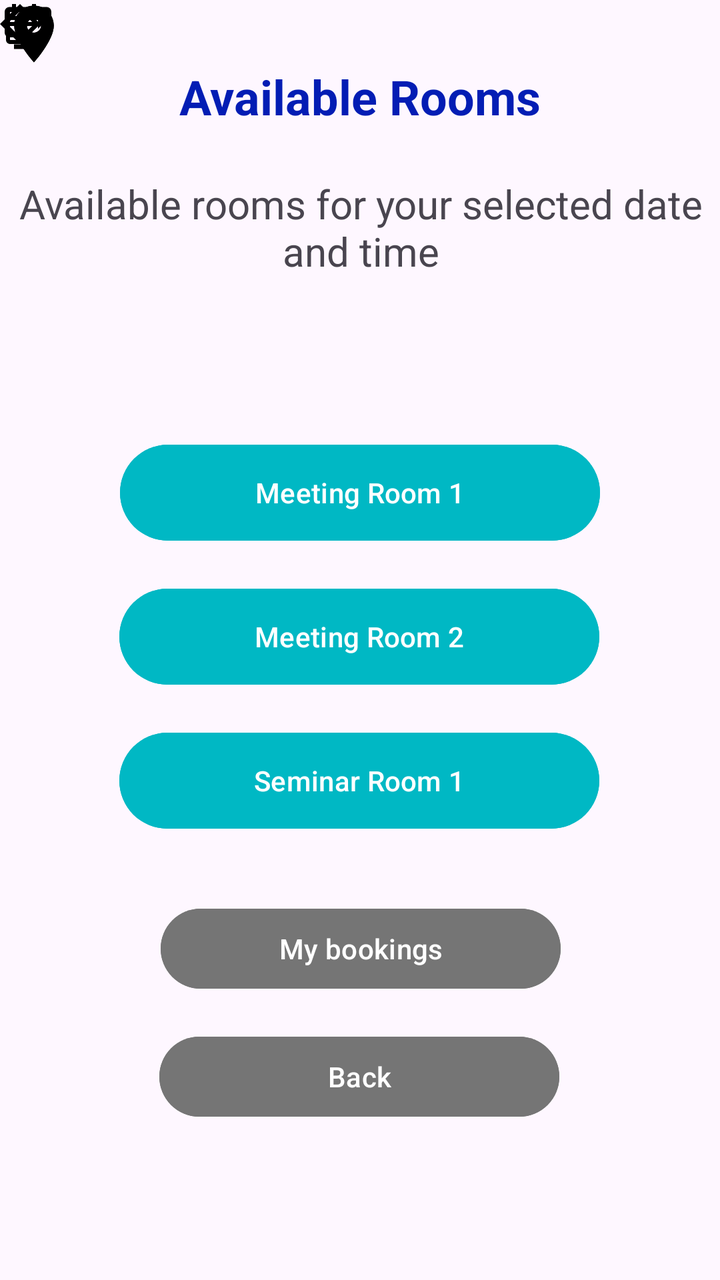
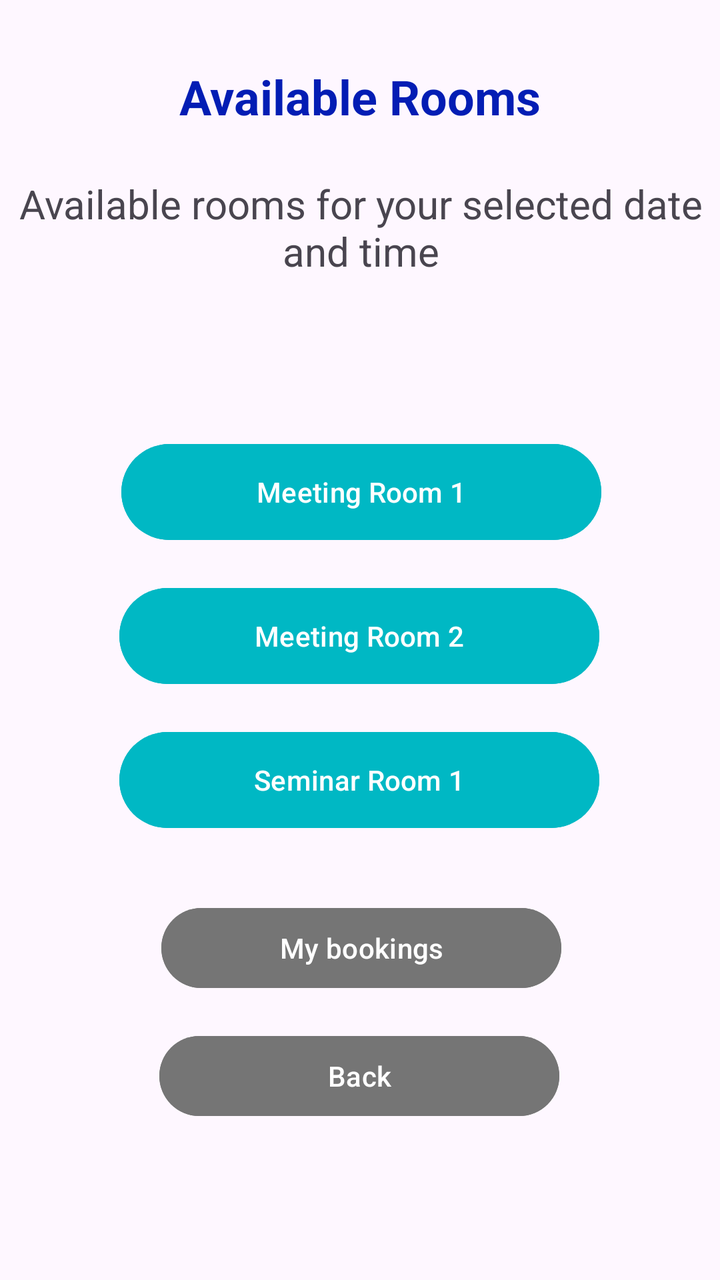

Two renders of the same Android screen: before a commit and after it. Below are the layout's source before the change and the commit's diff.
<!-- AndroidManifest.xml: application theme Theme.OfficeSpaceBooking -->
<!-- res/layout/activity_available_rooms.xml -->
<?xml version="1.0" encoding="utf-8"?>
<androidx.constraintlayout.widget.ConstraintLayout xmlns:android="http://schemas.android.com/apk/res/android"
    xmlns:app="http://schemas.android.com/apk/res-auto"
    xmlns:tools="http://schemas.android.com/tools"
    android:id="@+id/main"
    android:layout_width="match_parent"
    android:layout_height="match_parent"
    tools:context=".AvailableRoomsActivity">

    <TextView
        android:id="@+id/txtAvailableRooms"
        android:layout_width="wrap_content"
        android:layout_height="wrap_content"
        android:layout_marginTop="32dp"
        android:text="Available Rooms"
        android:textColor="#031DB4"
        android:textSize="24sp"
        android:textStyle="bold"
        app:layout_constraintEnd_toEndOf="parent"
        app:layout_constraintStart_toStartOf="parent"
        app:layout_constraintTop_toTopOf="parent" />

    <TextView
        android:id="@+id/txtAvailabilityInfo"
        android:layout_width="369dp"
        android:layout_height="98dp"
        android:layout_marginTop="24dp"
        android:text="Available rooms for your selected date and time"
        android:textAlignment="center"
        android:textSize="20sp"
        app:layout_constraintEnd_toEndOf="parent"
        app:layout_constraintStart_toStartOf="parent"
        app:layout_constraintTop_toBottomOf="@+id/txtAvailableRooms" />

    <Button
        android:id="@+id/btnMeetingRoom1"
        android:layout_width="240dp"
        android:layout_height="56dp"
        android:layout_marginTop="32dp"
        android:backgroundTint="#00B8C4"
        android:text="Meeting Room 1"
        app:layout_constraintEnd_toEndOf="parent"
        app:layout_constraintStart_toStartOf="parent"
        app:layout_constraintTop_toBottomOf="@+id/txtAvailabilityInfo" />

    <Button
        android:id="@+id/btnMeetingRoom2"
        android:layout_width="240dp"
        android:layout_height="56dp"
        android:layout_marginTop="16dp"
        android:backgroundTint="#00B8C4"
        android:text="Meeting Room 2"
        app:layout_constraintEnd_toEndOf="parent"
        app:layout_constraintHorizontal_bias="0.497"
        app:layout_constraintStart_toStartOf="parent"
        app:layout_constraintTop_toBottomOf="@+id/btnMeetingRoom1" />

    <Button
        android:id="@+id/btnSeminarRoom1"
        android:layout_width="240dp"
        android:layout_height="56dp"
        android:layout_marginTop="16dp"
        android:backgroundTint="#00B8C4"
        android:text="Seminar Room 1"
        app:layout_constraintEnd_toEndOf="parent"
        app:layout_constraintHorizontal_bias="0.497"
        app:layout_constraintStart_toStartOf="parent"
        app:layout_constraintTop_toBottomOf="@+id/btnMeetingRoom2" />

    <Button
        android:id="@+id/btnMyBookings"
        android:layout_width="200dp"
        android:layout_height="48dp"
        android:layout_marginTop="32dp"
        android:backgroundTint="#757575"
        android:text="My bookings"
        app:layout_constraintEnd_toEndOf="parent"
        app:layout_constraintHorizontal_bias="0.502"
        app:layout_constraintStart_toStartOf="parent"
        app:layout_constraintTop_toBottomOf="@+id/btnSeminarRoom1" />

    <Button
        android:id="@+id/btnBack"
        android:layout_width="200dp"
        android:layout_height="48dp"
        android:layout_marginTop="16dp"
        android:backgroundTint="#757575"
        android:text="Back"
        app:layout_constraintEnd_toEndOf="parent"
        app:layout_constraintHorizontal_bias="0.497"
        app:layout_constraintStart_toStartOf="parent"
        app:layout_constraintTop_toBottomOf="@+id/btnMyBookings" />

    <ImageView
        android:id="@+id/imageView3"
        android:layout_width="34dp"
        android:layout_height="34dp"
        app:srcCompat="@drawable/room"
        tools:layout_editor_absoluteX="105dp"
        tools:layout_editor_absoluteY="228dp" />

    <ImageView
        android:id="@+id/imageView4"
        android:layout_width="34dp"
        android:layout_height="34dp"
        app:srcCompat="@drawable/room"
        tools:layout_editor_absoluteX="105dp"
        tools:layout_editor_absoluteY="300dp" />

    <ImageView
        android:id="@+id/imageView6"
        android:layout_width="wrap_content"
        android:layout_height="wrap_content"
        app:srcCompat="@drawable/baseline_arrow_forward_24"
        tools:layout_editor_absoluteX="259dp"
        tools:layout_editor_absoluteY="238dp" />

    <ImageView
        android:id="@+id/imageView7"
        android:layout_width="wrap_content"
        android:layout_height="wrap_content"
        app:srcCompat="@drawable/baseline_arrow_forward_24"
        tools:layout_editor_absoluteX="259dp"
        tools:layout_editor_absoluteY="310dp" />

    <ImageView
        android:id="@+id/imageView8"
        android:layout_width="wrap_content"
        android:layout_height="wrap_content"
        app:srcCompat="@drawable/baseline_arrow_forward_24"
        tools:layout_editor_absoluteX="259dp"
        tools:layout_editor_absoluteY="383dp" />

    <ImageView
        android:id="@+id/imageView25"
        android:layout_width="wrap_content"
        android:layout_height="wrap_content"
        app:srcCompat="@drawable/mybookings"
        tools:layout_editor_absoluteX="124dp"
        tools:layout_editor_absoluteY="461dp" />

    <ImageView
        android:id="@+id/imageView26"
        android:layout_width="wrap_content"
        android:layout_height="wrap_content"
        android:tint="#000000"
        app:srcCompat="@drawable/outline_arrow_back_ios_24"
        tools:layout_editor_absoluteX="124dp"
        tools:layout_editor_absoluteY="524dp" />

    <ImageView
        android:id="@+id/imageView5"
        android:layout_width="28dp"
        android:layout_height="28dp"
        android:tint="#000000"
        app:srcCompat="@drawable/jamboard_kiosk_24dp_ffffff_fill0_wght400_grad0_opsz24"
        tools:layout_editor_absoluteX="105dp"
        tools:layout_editor_absoluteY="379dp" />

</androidx.constraintlayout.widget.ConstraintLayout>
<!-- resources referenced by this layout -->
<resources>
  <!-- drawable baseline_arrow_forward_24 (drawable) -->
  <vector xmlns:android="http://schemas.android.com/apk/res/android" android:autoMirrored="true" android:height="24dp" android:tint="#000000" android:viewportHeight="24" android:viewportWidth="24" android:width="24dp">
        
      <path android:fillColor="@android:color/white" android:pathData="M12,4l-1.41,1.41L16.17,11H4v2h12.17l-5.58,5.59L12,20l8,-8z"/>
      
  </vector>
  <!-- drawable jamboard_kiosk_24dp_ffffff_fill0_wght400_grad0_opsz24 (drawable) -->
  <vector xmlns:android="http://schemas.android.com/apk/res/android"
      android:width="24dp"
      android:height="24dp"
      android:viewportWidth="24"
      android:viewportHeight="24">
    <path
        android:pathData="M6,21L6,19h5L11,16L4,16q-0.82,0 -1.41,-0.59T2,14L2,5Q2,4.17 2.59,3.59T4,3L20,3q0.83,0 1.41,0.59T22,5v9q0,0.82 -0.59,1.41T20,16L13,16v3h5v2L6,21ZM4,14L20,14L20,5L4,5v9ZM4,14L4,5v9Z"
        android:fillColor="#ffffff"/>
  </vector>
  <!-- drawable mybookings (drawable) -->
  <vector xmlns:android="http://schemas.android.com/apk/res/android" android:height="24dp" android:tint="#000000" android:viewportHeight="960" android:viewportWidth="960" android:width="24dp">
        
      <path android:fillColor="@android:color/white" android:pathData="M200,880Q167,880 143.5,856.5Q120,833 120,800L120,240Q120,207 143.5,183.5Q167,160 200,160L240,160L240,80L320,80L320,160L640,160L640,80L720,80L720,160L760,160Q793,160 816.5,183.5Q840,207 840,240L840,495L760,575L760,400L200,400L200,800Q200,800 200,800Q200,800 200,800L448,800L528,880L200,880ZM200,320L760,320L760,240Q760,240 760,240Q760,240 760,240L200,240Q200,240 200,240Q200,240 200,240L200,320ZM200,320L200,240Q200,240 200,240Q200,240 200,240L200,240Q200,240 200,240Q200,240 200,240L200,320ZM662,900L520,758L576,702L661,787L831,617L887,674L662,900Z"/>
      
  </vector>
  <!-- drawable outline_arrow_back_ios_24 (drawable) -->
  <vector xmlns:android="http://schemas.android.com/apk/res/android" android:autoMirrored="true" android:height="24dp" android:tint="#FFFFFF" android:viewportHeight="960" android:viewportWidth="960" android:width="24dp">
        
      <path android:fillColor="@android:color/white" android:pathData="M400,880L0,480L400,80L471,151L142,480L471,809L400,880Z"/>
      
  </vector>
  <!-- drawable room (drawable) -->
  <vector xmlns:android="http://schemas.android.com/apk/res/android" android:height="240dp" android:tint="#000000" android:viewportHeight="24" android:viewportWidth="24" android:width="240dp">
        
      <path android:fillColor="@android:color/white" android:pathData="M12,2C8.13,2 5,5.13 5,9c0,5.25 7,13 7,13s7,-7.75 7,-13c0,-3.87 -3.13,-7 -7,-7zM12,11.5c-1.38,0 -2.5,-1.12 -2.5,-2.5s1.12,-2.5 2.5,-2.5 2.5,1.12 2.5,2.5 -1.12,2.5 -2.5,2.5z"/>
      
  </vector>
  <style name="Theme.OfficeSpaceBooking" parent="Base.Theme.OfficeSpaceBooking" />
  <style name="Base.Theme.OfficeSpaceBooking" parent="Theme.Material3.DayNight.NoActionBar">
          
          
      </style>
</resources>

<!-- the commit's change to res/layout/activity_available_rooms.xml (unified diff, before → after) -->
@@ -36,125 +36,163 @@
         android:id="@+id/btnMeetingRoom1"
         android:layout_width="240dp"
         android:layout_height="56dp"
-        android:layout_marginTop="32dp"
+        android:layout_marginStart="86dp"
+        android:layout_marginTop="218dp"
+        android:layout_marginEnd="85dp"
         android:backgroundTint="#00B8C4"
         android:text="Meeting Room 1"
         app:layout_constraintEnd_toEndOf="parent"
         app:layout_constraintStart_toStartOf="parent"
-        app:layout_constraintTop_toBottomOf="@+id/txtAvailabilityInfo" />
+        app:layout_constraintTop_toTopOf="parent" />
 
     <Button
         android:id="@+id/btnMeetingRoom2"
         android:layout_width="240dp"
         android:layout_height="56dp"
-        android:layout_marginTop="16dp"
+        android:layout_marginStart="85dp"
+        android:layout_marginTop="290dp"
+        android:layout_marginEnd="86dp"
         android:backgroundTint="#00B8C4"
         android:text="Meeting Room 2"
         app:layout_constraintEnd_toEndOf="parent"
-        app:layout_constraintHorizontal_bias="0.497"
         app:layout_constraintStart_toStartOf="parent"
-        app:layout_constraintTop_toBottomOf="@+id/btnMeetingRoom1" />
+        app:layout_constraintTop_toTopOf="parent" />
 
     <Button
         android:id="@+id/btnSeminarRoom1"
         android:layout_width="240dp"
         android:layout_height="56dp"
-        android:layout_marginTop="16dp"
+        android:layout_marginStart="85dp"
+        android:layout_marginTop="362dp"
+        android:layout_marginEnd="86dp"
         android:backgroundTint="#00B8C4"
         android:text="Seminar Room 1"
         app:layout_constraintEnd_toEndOf="parent"
-        app:layout_constraintHorizontal_bias="0.497"
         app:layout_constraintStart_toStartOf="parent"
-        app:layout_constraintTop_toBottomOf="@+id/btnMeetingRoom2" />
+        app:layout_constraintTop_toTopOf="parent" />
 
     <Button
         android:id="@+id/btnMyBookings"
         android:layout_width="200dp"
         android:layout_height="48dp"
-        android:layout_marginTop="32dp"
+        android:layout_marginStart="106dp"
+        android:layout_marginTop="450dp"
+        android:layout_marginEnd="105dp"
         android:backgroundTint="#757575"
         android:text="My bookings"
         app:layout_constraintEnd_toEndOf="parent"
-        app:layout_constraintHorizontal_bias="0.502"
         app:layout_constraintStart_toStartOf="parent"
-        app:layout_constraintTop_toBottomOf="@+id/btnSeminarRoom1" />
+        app:layout_constraintTop_toTopOf="parent" />
 
     <Button
         android:id="@+id/btnBack"
         android:layout_width="200dp"
         android:layout_height="48dp"
-        android:layout_marginTop="16dp"
+        android:layout_marginStart="105dp"
+        android:layout_marginTop="514dp"
+        android:layout_marginEnd="106dp"
         android:backgroundTint="#757575"
         android:text="Back"
         app:layout_constraintEnd_toEndOf="parent"
-        app:layout_constraintHorizontal_bias="0.497"
         app:layout_constraintStart_toStartOf="parent"
-        app:layout_constraintTop_toBottomOf="@+id/btnMyBookings" />
+        app:layout_constraintTop_toTopOf="parent" />
 
     <ImageView
         android:id="@+id/imageView3"
         android:layout_width="34dp"
         android:layout_height="34dp"
-        app:srcCompat="@drawable/room"
-        tools:layout_editor_absoluteX="105dp"
-        tools:layout_editor_absoluteY="228dp" />
+        android:layout_marginStart="105dp"
+        android:layout_marginTop="228dp"
+        android:layout_marginEnd="272dp"
+        app:layout_constraintEnd_toEndOf="parent"
+        app:layout_constraintStart_toStartOf="parent"
+        app:layout_constraintTop_toTopOf="parent"
+        app:srcCompat="@drawable/room" />
 
     <ImageView
         android:id="@+id/imageView4"
         android:layout_width="34dp"
         android:layout_height="34dp"
-        app:srcCompat="@drawable/room"
-        tools:layout_editor_absoluteX="105dp"
-        tools:layout_editor_absoluteY="300dp" />
+        android:layout_marginStart="105dp"
+        android:layout_marginTop="300dp"
+        android:layout_marginEnd="272dp"
+        app:layout_constraintEnd_toEndOf="parent"
+        app:layout_constraintStart_toStartOf="parent"
+        app:layout_constraintTop_toTopOf="parent"
+        app:srcCompat="@drawable/room" />
 
     <ImageView
         android:id="@+id/imageView6"
         android:layout_width="wrap_content"
         android:layout_height="wrap_content"
-        app:srcCompat="@drawable/baseline_arrow_forward_24"
-        tools:layout_editor_absoluteX="259dp"
-        tools:layout_editor_absoluteY="238dp" />
+        android:layout_marginStart="259dp"
+        android:layout_marginTop="238dp"
+        android:layout_marginEnd="128dp"
+        app:layout_constraintEnd_toEndOf="parent"
+        app:layout_constraintStart_toStartOf="parent"
+        app:layout_constraintTop_toTopOf="parent"
+        app:srcCompat="@drawable/baseline_arrow_forward_24" />
 
     <ImageView
         android:id="@+id/imageView7"
         android:layout_width="wrap_content"
         android:layout_height="wrap_content"
-        app:srcCompat="@drawable/baseline_arrow_forward_24"
-        tools:layout_editor_absoluteX="259dp"
-        tools:layout_editor_absoluteY="310dp" />
+        android:layout_marginStart="259dp"
+        android:layout_marginTop="310dp"
+        android:layout_marginEnd="128dp"
+        app:layout_constraintEnd_toEndOf="parent"
+        app:layout_constraintStart_toStartOf="parent"
+        app:layout_constraintTop_toTopOf="parent"
+        app:srcCompat="@drawable/baseline_arrow_forward_24" />
 
     <ImageView
         android:id="@+id/imageView8"
         android:layout_width="wrap_content"
         android:layout_height="wrap_content"
-        app:srcCompat="@drawable/baseline_arrow_forward_24"
-        tools:layout_editor_absoluteX="259dp"
-        tools:layout_editor_absoluteY="383dp" />
+        android:layout_marginStart="259dp"
+        android:layout_marginTop="383dp"
+        android:layout_marginEnd="128dp"
+        app:layout_constraintEnd_toEndOf="parent"
+        app:layout_constraintStart_toStartOf="parent"
+        app:layout_constraintTop_toTopOf="parent"
+        app:srcCompat="@drawable/baseline_arrow_forward_24" />
 
     <ImageView
         android:id="@+id/imageView25"
         android:layout_width="wrap_content"
         android:layout_height="wrap_content"
-        app:srcCompat="@drawable/mybookings"
-        tools:layout_editor_absoluteX="124dp"
-        tools:layout_editor_absoluteY="461dp" />
+        android:layout_marginStart="125dp"
+        android:layout_marginTop="461dp"
+        android:layout_marginEnd="262dp"
+        app:layout_constraintEnd_toEndOf="parent"
+        app:layout_constraintStart_toStartOf="parent"
+        app:layout_constraintTop_toTopOf="parent"
+        app:srcCompat="@drawable/mybookings" />
 
     <ImageView
         android:id="@+id/imageView26"
         android:layout_width="wrap_content"
         android:layout_height="wrap_content"
+        android:layout_marginStart="125dp"
+        android:layout_marginTop="524dp"
+        android:layout_marginEnd="262dp"
         android:tint="#000000"
-        app:srcCompat="@drawable/outline_arrow_back_ios_24"
-        tools:layout_editor_absoluteX="124dp"
-        tools:layout_editor_absoluteY="524dp" />
+        app:layout_constraintEnd_toEndOf="parent"
+        app:layout_constraintStart_toStartOf="parent"
+        app:layout_constraintTop_toTopOf="parent"
+        app:srcCompat="@drawable/outline_arrow_back_ios_24" />
 
     <ImageView
         android:id="@+id/imageView5"
         android:layout_width="28dp"
         android:layout_height="28dp"
+        android:layout_marginStart="105dp"
+        android:layout_marginTop="379dp"
+        android:layout_marginEnd="278dp"
         android:tint="#000000"
-        app:srcCompat="@drawable/jamboard_kiosk_24dp_ffffff_fill0_wght400_grad0_opsz24"
-        tools:layout_editor_absoluteX="105dp"
-        tools:layout_editor_absoluteY="379dp" />
+        app:layout_constraintEnd_toEndOf="parent"
+        app:layout_constraintStart_toStartOf="parent"
+        app:layout_constraintTop_toTopOf="parent"
+        app:srcCompat="@drawable/jamboard_kiosk_24dp_ffffff_fill0_wght400_grad0_opsz24" />
 
 </androidx.constraintlayout.widget.ConstraintLayout>
